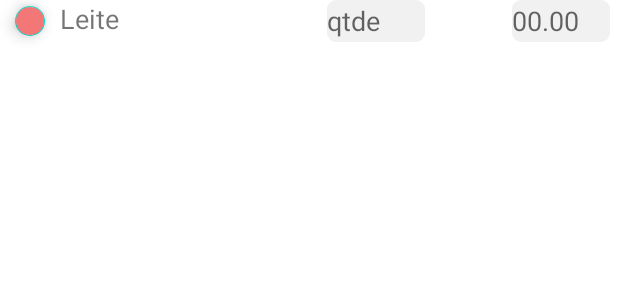
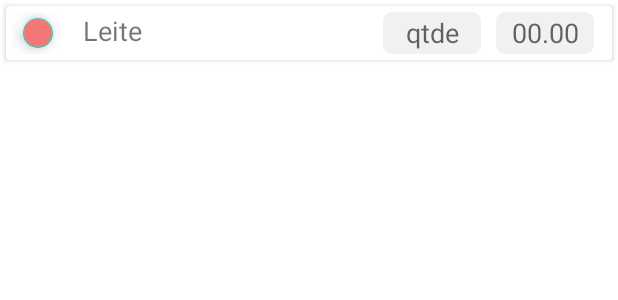
Before and after one commit to victorborges97/minhas-listas-kotlin-android, an Android app: the layout row_add.xml on its own in the app's theme, with its tools: preview values and no code run, on a phone screen of 412 x 824 dp. Shown: the top 300 px of the screen. Run offline under Robolectric (Android 15) with nearby library versions, the phone set to English and light mode, and no system bars.

Commit message:
Adacionando o RecycleView

```diff
--- a/app/build.gradle
+++ b/app/build.gradle
@@ -50,4 +50,9 @@ dependencies {
     testImplementation 'junit:junit:4.13.2'
     androidTestImplementation 'androidx.test.ext:junit:1.1.2'
     androidTestImplementation 'androidx.test.espresso:espresso-core:3.3.0'
+
+    implementation "androidx.recyclerview:recyclerview:1.1.0"
+    // For control over item selection of both touch and mouse driven selection
+    implementation "androidx.recyclerview:recyclerview-selection:1.1.0"
+    implementation "androidx.cardview:cardview:1.0.0"
 }
--- /dev/null
+++ b/app/src/main/java/com/borges/minhaslistas/DataItem.kt
@@ -0,0 +1,5 @@
+package com.borges.minhaslistas
+
+data class DataItem(val id: String, val name: String, val quantidade: String, val preco: Double) {
+
+}
--- a/app/src/main/res/layout/activity_login.xml
+++ b/app/src/main/res/layout/activity_login.xml
@@ -35,6 +35,7 @@
 
         <com.google.android.material.textfield.TextInputEditText
             android:id="@+id/input_text_email_login"
+
             android:layout_width="match_parent"
             android:layout_height="wrap_content"
             android:background="@drawable/base_borderradius"
--- a/app/src/main/res/layout/row_add.xml
+++ b/app/src/main/res/layout/row_add.xml
@@ -1,54 +1,57 @@
 <?xml version="1.0" encoding="utf-8"?>
-<androidx.constraintlayout.widget.ConstraintLayout xmlns:android="http://schemas.android.com/apk/res/android"
+<androidx.cardview.widget.CardView
+    xmlns:android="http://schemas.android.com/apk/res/android"
     xmlns:app="http://schemas.android.com/apk/res-auto"
     xmlns:tools="http://schemas.android.com/tools"
     android:layout_width="match_parent"
-    android:layout_height="match_parent">
+    android:layout_height="wrap_content"
+    android:layout_margin="4dp">
+
+    <LinearLayout
+        android:layout_width="match_parent"
+        android:layout_height="match_parent"
+        android:gravity="center"
+        android:layout_margin="4dp">
 
         <com.google.android.material.floatingactionbutton.FloatingActionButton
+            android:id="@+id/buttom_delete"
             android:layout_width="20dp"
             android:layout_height="20dp"
-        android:layout_marginTop="4dp"
             android:backgroundTint="#F37777"
             android:contentDescription="EXCLUIR"
             android:src="@drawable/ic_clear"
-        android:tint="@color/white"
-        app:layout_constraintEnd_toStartOf="@+id/nome"
-        app:layout_constraintStart_toStartOf="parent"
-        app:layout_constraintTop_toTopOf="parent" />
+            android:layout_marginEnd="20dp"
+            android:tint="@color/white" />
 
-    <TextView
-        android:id="@+id/nome"
+        <androidx.appcompat.widget.AppCompatTextView
+            android:id="@+id/text_view_name_item"
             android:layout_width="wrap_content"
+            android:minWidth="180dp"
             android:layout_height="28dp"
-        android:layout_marginStart="40dp"
             android:text="Leite"
             android:textSize="18sp"
-        app:layout_constraintStart_toStartOf="parent"
-        app:layout_constraintTop_toTopOf="parent" />
+            android:typeface="normal" />
 
         <com.google.android.material.textfield.TextInputEditText
-        android:id="@+id/quantidade"
+            android:id="@+id/text_view_quantidade_item"
             android:layout_width="65dp"
             android:layout_height="28dp"
-        android:layout_marginStart="90dp"
-        android:layout_marginEnd="10dp"
+            android:layout_marginStart="20dp"
             android:background="@drawable/campo_item_input"
             android:hint="qtde"
             android:inputType="number"
-        app:layout_constraintEnd_toStartOf="@+id/preco"
-        app:layout_constraintStart_toEndOf="@+id/nome"
-        app:layout_constraintTop_toTopOf="parent" />
+            android:textAlignment="center" />
 
         <com.google.android.material.textfield.TextInputEditText
-        android:id="@+id/preco"
+            android:id="@+id/text_view_preco_item"
             android:layout_width="65dp"
             android:layout_height="28dp"
-        android:layout_marginEnd="5dp"
+            android:layout_marginStart="10dp"
             android:background="@drawable/campo_item_input"
             android:hint="00.00"
             android:inputType="numberDecimal"
-        app:layout_constraintEnd_toEndOf="parent"
-        app:layout_constraintTop_toTopOf="parent" />
+            android:textAlignment="center"
+            tools:ignore="RtlCompat" />
+    </LinearLayout>
 
-</androidx.constraintlayout.widget.ConstraintLayout>
+</androidx.cardview.widget.CardView>
```
Also changed, not shown: app/src/main/java/com/borges/minhaslistas/AddActivity.kt (+33 -33 lines), app/src/main/java/com/borges/minhaslistas/DataAdapter.kt (added, +35 -0 lines), app/src/main/res/layout/activity_add.xml (+18 -7 lines). Lines whose indentation alone changed are shown as unchanged.
